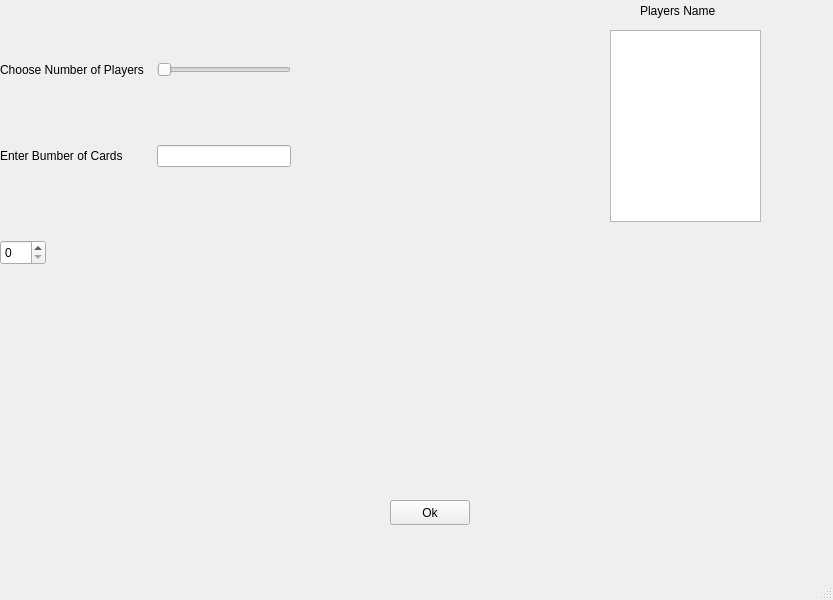
Before: the Qt Designer form student/13/Pairing game/Pairing_Game/mainwindow.ui in trinhgiahuy/Programming2_Spring_2021, drawn with Qt 5.
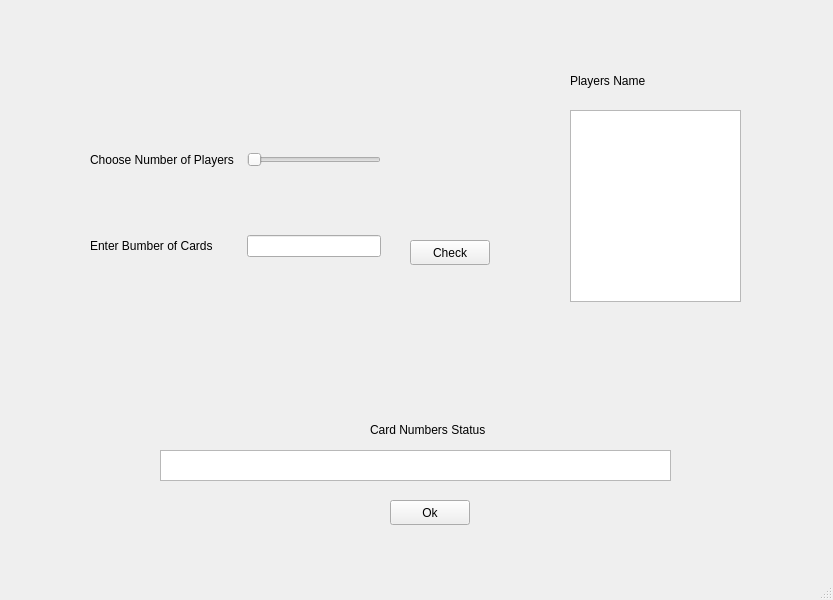
After: the same form once the commit is applied.

Commit message: Update all file in Window Qt

The edit to the form file:
```diff
--- a/student/13/Pairing game/Pairing_Game/mainwindow.ui
+++ b/student/13/Pairing game/Pairing_Game/mainwindow.ui
@@ -17,8 +17,8 @@
    <widget class="QWidget" name="gridLayoutWidget">
     <property name="geometry">
      <rect>
-      <x>0</x>
-      <y>0</y>
+      <x>90</x>
+      <y>90</y>
       <width>291</width>
       <height>231</height>
      </rect>
@@ -66,28 +66,18 @@
    <widget class="QTableWidget" name="tableWidget">
     <property name="geometry">
      <rect>
-      <x>610</x>
-      <y>30</y>
-      <width>151</width>
+      <x>570</x>
+      <y>110</y>
+      <width>171</width>
       <height>192</height>
      </rect>
     </property>
    </widget>
-   <widget class="QSpinBox" name="spinBox">
-    <property name="geometry">
-     <rect>
-      <x>0</x>
-      <y>240</y>
-      <width>46</width>
-      <height>25</height>
-     </rect>
-    </property>
-   </widget>
    <widget class="QLabel" name="label">
     <property name="geometry">
      <rect>
-      <x>640</x>
-      <y>0</y>
+      <x>570</x>
+      <y>70</y>
       <width>131</width>
       <height>21</height>
      </rect>
@@ -96,6 +86,42 @@
      <string>Players Name</string>
     </property>
    </widget>
+   <widget class="QTextBrowser" name="textBrowser">
+    <property name="geometry">
+     <rect>
+      <x>160</x>
+      <y>450</y>
+      <width>511</width>
+      <height>31</height>
+     </rect>
+    </property>
+   </widget>
+   <widget class="QLabel" name="label_2">
+    <property name="geometry">
+     <rect>
+      <x>370</x>
+      <y>420</y>
+      <width>131</width>
+      <height>20</height>
+     </rect>
+    </property>
+    <property name="text">
+     <string>Card Numbers Status</string>
+    </property>
+   </widget>
+   <widget class="QPushButton" name="checkPushButton">
+    <property name="geometry">
+     <rect>
+      <x>410</x>
+      <y>240</y>
+      <width>80</width>
+      <height>25</height>
+     </rect>
+    </property>
+    <property name="text">
+     <string>Check</string>
+    </property>
+   </widget>
   </widget>
   <widget class="QMenuBar" name="menubar">
    <property name="geometry">
```
Left out of the diff: 46 changed lines with no effect on the pictures. The commit also changes 6 other files.
